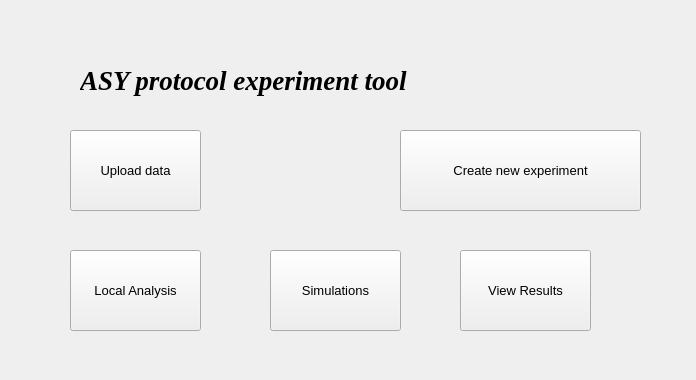
Old version of the form Client/UI/UiFiles/MainWindow.ui in the repository adar2/Privacy-preserving-machine-learning-laboratory.
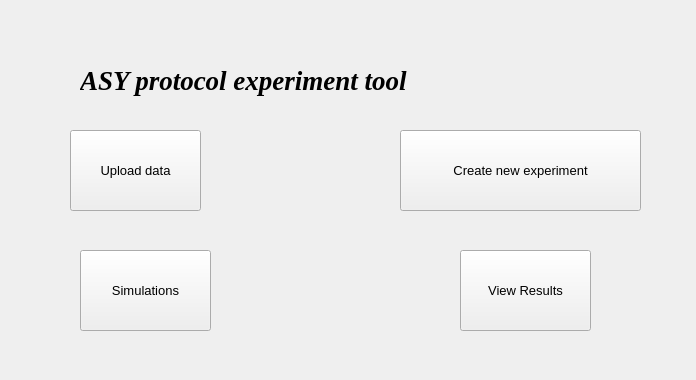
New version of the form.

Commit message: - Hooked up dialogs to main window buttons - Implemented dialog functionality before merge

What changed in the file:
```diff
--- a/Client/UI/UiFiles/MainWindow.ui
+++ b/Client/UI/UiFiles/MainWindow.ui
@@ -83,29 +83,7 @@
      <string>Create new experiment</string>
     </property>
    </widget>
-   <widget class="QPushButton" name="LocalAnalysisButton">
-    <property name="geometry">
-     <rect>
-      <x>70</x>
-      <y>250</y>
-      <width>131</width>
-      <height>81</height>
-     </rect>
-    </property>
-    <property name="font">
-     <font>
-      <family>Segoe UI</family>
-      <pointsize>10</pointsize>
-     </font>
-    </property>
-    <property name="cursor">
-     <cursorShape>PointingHandCursor</cursorShape>
-    </property>
-    <property name="text">
-     <string>Local Analysis</string>
-    </property>
-   </widget>
-   <widget class="QPushButton" name="ViewResultsButton">
+   <widget class="QPushButton" name="view_results_button">
     <property name="geometry">
      <rect>
       <x>460</x>
@@ -130,7 +108,7 @@
    <widget class="QPushButton" name="SimulationsButton">
     <property name="geometry">
      <rect>
-      <x>270</x>
+      <x>80</x>
       <y>250</y>
       <width>131</width>
       <height>81</height>
```
Left out of the diff: 8 changed lines with no effect on the pictures. The commit also changes 12 other files.
